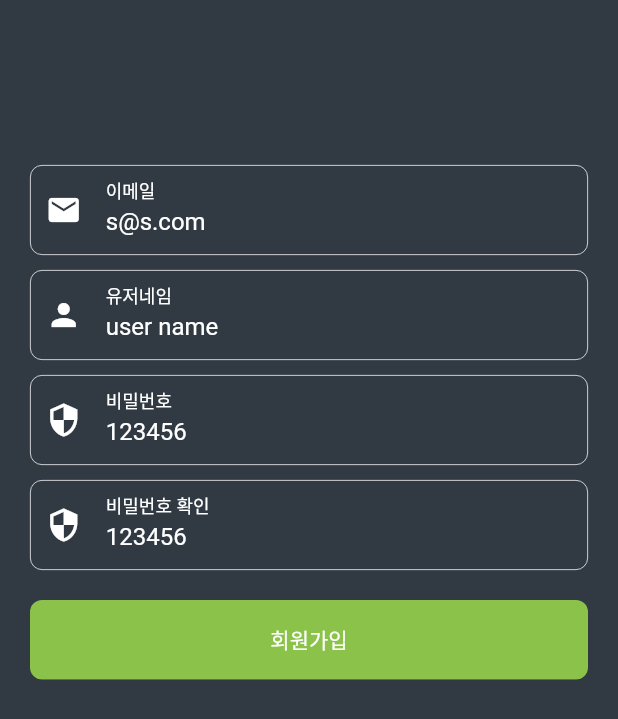
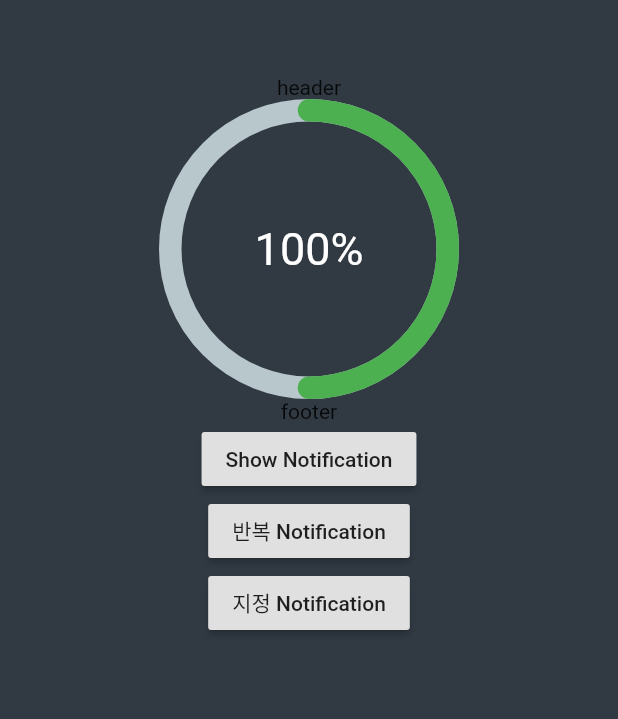
Before and after one commit to kofsitho87/flutter_todo_app, a Flutter app: the screen it shows after launch, on a phone screen of 412 x 824 dp. Shown: the top 719 px of the screen. Run offline on Flutter 3.47's test engine with Material 2 defaults, Android fonts, the phone set to English and light mode, and no system bars; drawn by our look-alikes of percent_indicator; our stand-ins replace bloc, cloud_firestore, equatable, firebase_auth, flutter_bloc, flutter_datetime_picker and 2 more; accounts and stored records are empty.

Commit message:
add local notification

```diff
--- a/lib/main.dart
+++ b/lib/main.dart
@@ -2,7 +2,6 @@ import 'package:flutter/material.dart';
 
 import 'package:flutter_bloc/flutter_bloc.dart';
 import 'package:bloc/bloc.dart';
-import 'package:flutter_study_app/ui/home.dart';
 import 'package:path_provider/path_provider.dart';
 // import 'package:shared_preferences/shared_preferences.dart';
 
@@ -14,9 +13,12 @@ import 'ui/signup.dart';
 import 'ui/login.dart';
 import 'ui/home.dart';
 
+import './ui/circle_progress.dart';
+
 void main() {
   BlocSupervisor.delegate = SimpleBlocDelegate();
-  runApp(Main());
+  //runApp(Main());
+  runApp(CircleProgressUI());
 }
 
 class Main extends StatelessWidget {
@@ -40,7 +42,7 @@ class Main extends StatelessWidget {
           //print(state.user);
           return HomeApp(authBloc: authBloc);
         }else if (state is NotAutenticated){
-          return SignupApp(authBloc: authBloc);
+          //return SignupApp(authBloc: authBloc);
           return LoginApp(authBloc: authBloc);
         }
         return Center(child: CircularProgressIndicator());
--- /dev/null
+++ b/lib/ui/circle_progress.dart
@@ -0,0 +1,155 @@
+import 'package:flutter/material.dart';
+import 'package:percent_indicator/percent_indicator.dart';
+
+import 'package:flutter_local_notifications/flutter_local_notifications.dart';
+
+class CircleProgressUI extends StatelessWidget {
+
+  FlutterLocalNotificationsPlugin _flutterLocalNotificationsPlugin;
+  BuildContext context;
+
+  Future _showNotificationAtTime() async {
+    var scheduledNotificationDateTime =
+        new DateTime.now().add(new Duration(seconds: 5));
+
+    var androidPlatformChannelSpecifics = AndroidNotificationDetails(
+      'your channel id', 'your channel name', 'your channel description',
+      sound: 'slow_spring_board',
+      importance: Importance.Max,
+      priority: Priority.High
+    );
+
+    var iosPlatformChannelSpecifics = IOSNotificationDetails(sound: 'slow_spring.board.aiff');
+    var platformChannelSpecifics = NotificationDetails(androidPlatformChannelSpecifics, iosPlatformChannelSpecifics);
+
+    await _flutterLocalNotificationsPlugin.schedule(
+      1,
+      '지정 Notification',
+      '지정 Notification 내용',
+      DateTime.now().add(new Duration(seconds: 5)),
+      platformChannelSpecifics,
+      payload: 'Hello Flutter',
+    );
+  }
+
+  Future _showNotificationRepeat() async {
+    var androidPlatformChannelSpecifics = AndroidNotificationDetails(
+      'your channel id', 'your channel name', 'your channel description',
+      sound: 'slow_spring_board',
+      importance: Importance.Max,
+      priority: Priority.High
+    );
+
+    var iosPlatformChannelSpecifics = IOSNotificationDetails(sound: 'slow_spring.board.aiff');
+    var platformChannelSpecifics = NotificationDetails(androidPlatformChannelSpecifics, iosPlatformChannelSpecifics);
+
+    await _flutterLocalNotificationsPlugin.periodicallyShow(
+      1,
+      '반복 Notification',
+      '반복 Notification 내용',
+      RepeatInterval.EveryMinute,
+      platformChannelSpecifics,
+      payload: 'Hello Flutter',
+    );
+  }
+
+  Future _showNotificationWithSound() async {
+    var androidPlatformChannelSpecifics = AndroidNotificationDetails(
+      'your channel id', 'your channel name', 'your channel description',
+      sound: 'slow_spring_board',
+      importance: Importance.Max,
+      priority: Priority.High
+    );
+
+    var iosPlatformChannelSpecifics = IOSNotificationDetails(sound: 'slow_spring.board.aiff');
+    var platformChannelSpecifics = NotificationDetails(androidPlatformChannelSpecifics, iosPlatformChannelSpecifics);
+
+    await _flutterLocalNotificationsPlugin.show(
+      0,
+      '심플 Notification',
+      '이것은 Flutter 노티피케이션!',
+      platformChannelSpecifics,
+      payload: 'Hello Flutter',
+    );
+  }
+
+  Future _onSelectNotofication(String payload) async{
+    print(payload);
+    showDialog(
+      context: context,
+      builder: (_) => AlertDialog(
+        title: Text('Notification Payload'),
+        content: Text('Payload: $payload'),
+      )
+    );
+  }
+
+  Widget get progressView{
+    return CircularPercentIndicator(
+      radius: 200.0,
+      lineWidth: 15.0,
+      percent: 0.5,
+      center: Text("100%", style: TextStyle(fontSize: 30, color: Colors.white)),
+      progressColor: Colors.green,
+      //fillColor: Colors.redAccent,
+      //backgroundColor: Colors.transparent,
+      header: Text('header'),
+      footer: Text('footer'),
+      animation: true,
+      animationDuration: 1200,
+      //linearGradient: LinearGradient(),
+      circularStrokeCap: CircularStrokeCap.round,
+      //arcType: ArcType.FULL
+    );
+  }
+
+  Widget get bodyView {
+    return Container(
+      //color: Colors.white,
+      padding: EdgeInsets.symmetric(vertical: 50, horizontal: 50),
+      child: Column(
+        children: <Widget>[
+          progressView,
+          RaisedButton(
+            child: Text('Show Notification'),
+            onPressed: _showNotificationWithSound,
+          ),
+          RaisedButton(
+            child: Text('반복 Notification'),
+            onPressed: _showNotificationRepeat,
+          ),
+          RaisedButton(
+            child: Text('지정 Notification'),
+            onPressed: _showNotificationAtTime,
+          ),
+        ],
+      ),
+    );
+  }
+
+  @override
+  Widget build(BuildContext context) {
+    this.context = context;
+
+    var android = AndroidInitializationSettings('@mipmap/ic_launher');
+    var ios = IOSInitializationSettings();
+    var initializationSettings = InitializationSettings(android, ios);
+    _flutterLocalNotificationsPlugin = FlutterLocalNotificationsPlugin();
+    _flutterLocalNotificationsPlugin.initialize(initializationSettings, onSelectNotification: _onSelectNotofication);
+
+    return MaterialApp(
+      theme: ThemeData(
+        primaryColor: Colors.blueGrey[800],
+        accentColor: Colors.lightGreen,
+        primaryTextTheme: TextTheme(
+          title: TextStyle(color: Colors.white),
+          headline: TextStyle(color: Colors.white),
+        ),
+      ),
+      home: Scaffold(
+        backgroundColor: Color.fromRGBO(49, 58, 67, 1),
+        body: Center(child: bodyView),
+      ),
+    );
+  }
+}
--- a/pubspec.yaml
+++ b/pubspec.yaml
@@ -36,6 +36,8 @@ dependencies:
   shared_preferences:
   flutter_datetime_picker: ^1.2.1
   intl: ^0.15.8
+  percent_indicator: "^2.1.0"
+  flutter_local_notifications:
   #simple_permissions:
 
 dev_dependencies:
```
Also changed, not shown: pubspec.lock, 1 other file.
